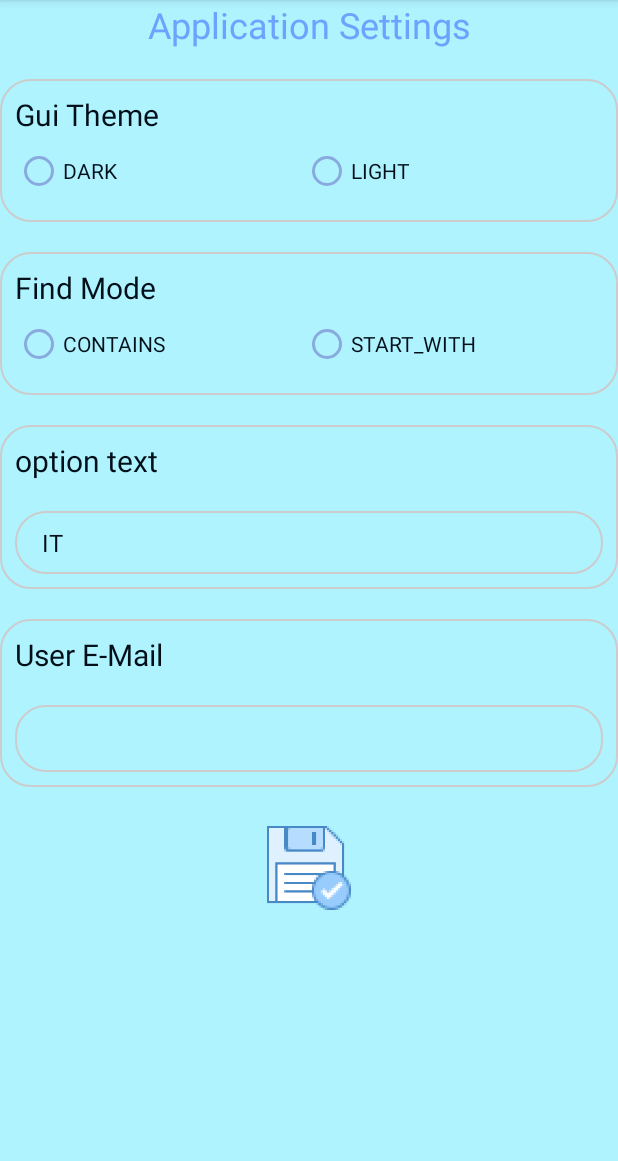
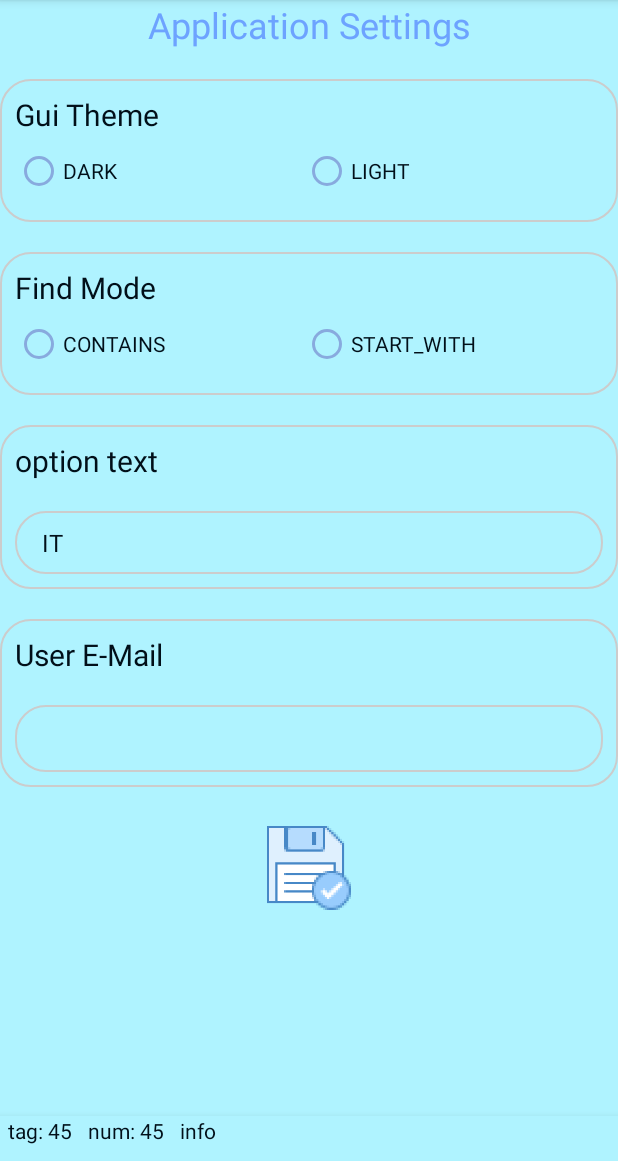
Before and after one commit to cormabara/PwdManager, an Android app: the SettingFragment screen opened through its navigation route, on a phone screen of 412 x 824 dp, the part 75-1236 px from its top. Run offline under Robolectric (Android 15) with nearby library versions, the phone set to English and light mode, and no system bars; our stand-ins replace navigation-ui; libraries missing offline, so code that uses them is left out: com.fasterxml.jackson, io.getstream.log, io.getstream.logging; pictures from the network do not load; 22 statements that could not run were skipped.

Commit message:
Draft of the bottom status bar New folder for report to avoid crash on Android 9 and over

```diff
--- a/pwd-manager/build.gradle
+++ b/pwd-manager/build.gradle
@@ -12,7 +12,7 @@ android {
         minSdk 25
         targetSdk 33
         versionCode 1
-        versionName "1.0.3-beta05"
+        versionName "1.0.3-beta06"
         testInstrumentationRunner "androidx.test.runner.AndroidJUnitRunner"
     }
     buildTypes {
--- a/pwd-manager/src/main/java/com/cormabara/pwdmanager/MainActivity.kt
+++ b/pwd-manager/src/main/java/com/cormabara/pwdmanager/MainActivity.kt
@@ -51,13 +51,19 @@ class MainActivity : AppCompatActivity()
     override fun onCreate(savedInstanceState: Bundle?) {
         val requiredPermissions1 = arrayOf<String>(Manifest.permission.READ_EXTERNAL_STORAGE)
         ActivityCompat.requestPermissions(this, requiredPermissions1, 0);
-        val requiredPermissions2 = arrayOf<String>(Manifest.permission.READ_EXTERNAL_STORAGE)
+        val requiredPermissions2 = arrayOf<String>(Manifest.permission.WRITE_EXTERNAL_STORAGE)
         ActivityCompat.requestPermissions(this, requiredPermissions2, 0);
         super.onCreate(savedInstanceState)
-        backupPath = this.filesDir.absoluteFile.toString() + "/backup"
-        MyLog.logOpen(this)
-        MyLog.logInfo("Program is started")
-        appInit()
+        try {
+            backupPath = this.filesDir.absoluteFile.toString() + "/backup"
+            MyLog.logOpen(this)
+            MyLog.logInfo("Program is started")
+            appInit()
+        }
+        catch (exception: Exception) {
+            MyLog.logError("Exception on Log Open")
+            MyLog.logInfo(exception.toString())
+        }
         setTheme(manAppConfig.getTheme())
         binding = ActivityMainBinding.inflate(layoutInflater)
         setContentView(binding.root)
@@ -238,4 +244,12 @@ class MainActivity : AppCompatActivity()
         }
         return datetime
     }
+    override fun onBackPressed() {
+        val currentFragment = supportFragmentManager.fragments.last()
+        val mfr = currentFragment  as MainFragment
+        if ( mfr != null ) {
+            finish()
+        }
+        true
+    }
 }
--- a/pwd-manager/src/main/java/com/cormabara/pwdmanager/gui/fragments/MainFragment.kt
+++ b/pwd-manager/src/main/java/com/cormabara/pwdmanager/gui/fragments/MainFragment.kt
@@ -70,7 +70,6 @@ class MainFragment : Fragment() {
         createTagsPopMenu(binding.btnTagFilter)
 
         (activity as MainActivity).hideUpButton()
-
         return binding.root
     }
 
--- /dev/null
+++ b/pwd-manager/src/main/java/com/cormabara/pwdmanager/gui/lib/StatusBarInfo.kt
@@ -0,0 +1,25 @@
+package com.cormabara.pwdmanager.gui.lib
+
+import android.content.Context
+import android.util.AttributeSet
+import android.view.LayoutInflater
+import android.widget.LinearLayout
+import com.cormabara.pwdmanager.MainActivity
+import com.cormabara.pwdmanager.databinding.BinaryOptionBinding
+import com.cormabara.pwdmanager.databinding.StatusbarInfoBinding
+
+class StatusBarInfo @JvmOverloads constructor(
+    context: Context,
+    attrs: AttributeSet? = null,
+    defStyle: Int = 0,
+    defStyleRes: Int = 0
+) : LinearLayout(context, attrs, defStyle, defStyleRes) {
+    private lateinit var binding: StatusbarInfoBinding
+    init {
+        val inflater = context.getSystemService(Context.LAYOUT_INFLATER_SERVICE) as LayoutInflater
+        binding = StatusbarInfoBinding.inflate(inflater, this)
+        binding.txtStatus1.text = "tag: 45"
+        binding.txtStatus2.text = "num: 45"
+        binding.txtStatus3.text = "info"
+    }
+}
--- a/pwd-manager/src/main/java/com/cormabara/pwdmanager/lib/MyLog.kt
+++ b/pwd-manager/src/main/java/com/cormabara/pwdmanager/lib/MyLog.kt
@@ -21,7 +21,10 @@ object MyLog {
 
     @RequiresApi(Build.VERSION_CODES.O)
     fun logOpen(context_: Context) {
-        val path = Environment.getExternalStoragePublicDirectory(Environment.DIRECTORY_DOWNLOADS)
+        val path1 = Environment.getExternalStorageDirectory()
+        val path2 = Environment.getExternalStoragePublicDirectory(Environment.DIRECTORY_DOWNLOADS)
+        val path3 = context_.getExternalFilesDir(Environment.DIRECTORY_DOWNLOADS)
+        val path = path3
         if (path != null) {
             if (!path.exists()) {
                 path.mkdirs()
--- a/pwd-manager/src/main/res/layout/activity_main.xml
+++ b/pwd-manager/src/main/res/layout/activity_main.xml
@@ -10,6 +10,7 @@
     <com.google.android.material.appbar.AppBarLayout
         android:layout_width="match_parent"
         android:layout_height="50dp"
+        android:layout_marginBottom="0dp"
         android:theme="@style/AppTheme.AppBarOverlay">
 
         <androidx.appcompat.widget.Toolbar
@@ -22,23 +23,22 @@
             <LinearLayout
                 android:layout_width="match_parent"
                 android:layout_height="wrap_content">
+
                 <TextView
                     android:id="@+id/main_title"
+                    style="@style/FragmentTitle"
                     android:layout_width="wrap_content"
-                    android:layout_height="match_parent"
-                    style="@style/FragmentTitle"/>
+                    android:layout_height="match_parent" />
             </LinearLayout>
         </androidx.appcompat.widget.Toolbar>
 
     </com.google.android.material.appbar.AppBarLayout>
 
-    <androidx.constraintlayout.widget.ConstraintLayout xmlns:android="http://schemas.android.com/apk/res/android"
-        xmlns:app="http://schemas.android.com/apk/res-auto"
+    <androidx.constraintlayout.widget.ConstraintLayout
         android:layout_width="match_parent"
         android:layout_height="match_parent"
         app:layout_behavior="@string/appbar_scrolling_view_behavior"
         android:id="@+id/root_layout">
-
         <fragment
             android:id="@+id/nav_host_fragment_content_main"
             android:name="androidx.navigation.fragment.NavHostFragment"
@@ -51,6 +51,22 @@
             app:layout_constraintTop_toTopOf="parent"
             app:navGraph="@navigation/nav_graph"
             tools:layout="@layout/fragment_new_password" />
+
+        <com.google.android.material.bottomnavigation.BottomNavigationView
+            android:id="@+id/bottomNavigationView"
+            android:layout_width="match_parent"
+            android:layout_height="30dp"
+            app:layout_constraintBottom_toBottomOf="parent"
+            app:layout_constraintEnd_toEndOf="parent"
+            app:layout_constraintHorizontal_bias="0.5"
+            app:layout_constraintStart_toStartOf="parent">
+            <com.cormabara.pwdmanager.gui.lib.StatusBarInfo
+                android:layout_width="match_parent"
+                android:layout_height="match_parent"
+                android:layout_gravity="center"/>
+        </com.google.android.material.bottomnavigation.BottomNavigationView>
+
     </androidx.constraintlayout.widget.ConstraintLayout>
 
+
 </androidx.coordinatorlayout.widget.CoordinatorLayout>
--- /dev/null
+++ b/pwd-manager/src/main/res/layout/statusbar_info.xml
@@ -0,0 +1,27 @@
+<?xml version="1.0" encoding="utf-8"?>
+<merge xmlns:android="http://schemas.android.com/apk/res/android"
+    android:layout_width="match_parent"
+    android:layout_height="match_parent">
+
+    <LinearLayout
+        android:layout_width="match_parent"
+        android:layout_height="64dp">
+
+        <TextView
+            android:id="@+id/txt_status_1"
+            android:layout_width="wrap_content"
+            android:layout_height="match_parent"
+            style="@style/status_bar_text"/>
+        <TextView
+            android:id="@+id/txt_status_2"
+            android:layout_width="wrap_content"
+            android:layout_height="match_parent"
+            style="@style/status_bar_text"/>
+        <TextView
+            android:id="@+id/txt_status_3"
+            android:layout_width="wrap_content"
+            android:layout_height="match_parent"
+            style="@style/status_bar_text"/>
+    </LinearLayout>
+
+</merge>
--- a/pwd-manager/src/main/res/values/styles.xml
+++ b/pwd-manager/src/main/res/values/styles.xml
@@ -73,4 +73,10 @@
     <style name="tag_element">
         <item name="android:textSize">12sp</item>
     </style>
+
+    <style name="status_bar_text">
+        <item name="android:layout_marginLeft">5dp</item>
+        <item name="android:layout_marginRight">5dp</item>
+        <item name="android:layout_gravity">center_vertical</item>
+    </style>
 </resources>
```
Also changed, not shown: 4 other files.
